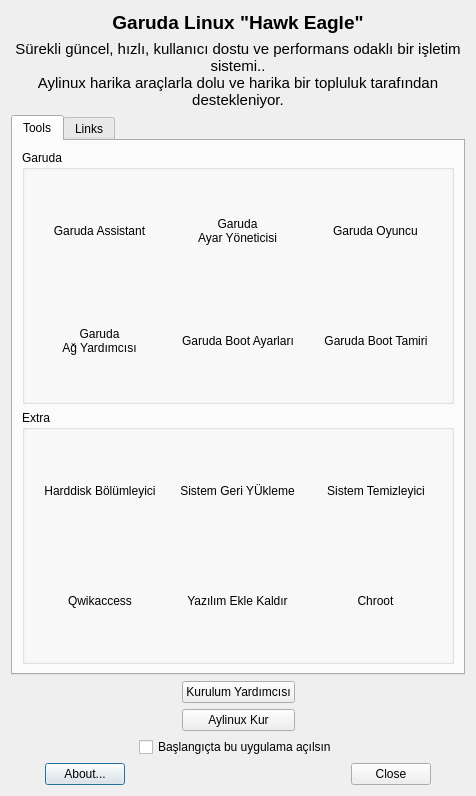
First picture: the form in garudawelcome.ui, repository oltulu/garuda-merhaba, before the edit.
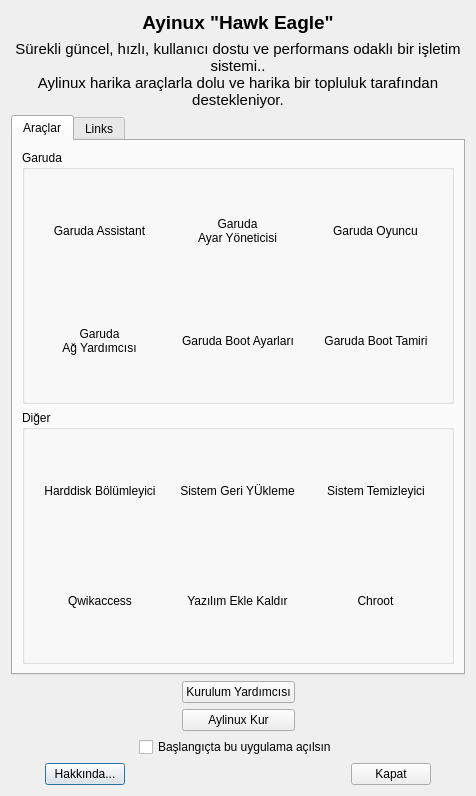
Second picture: the form after the edit. Icons and pictures are not drawn.

```diff
--- a/garudawelcome.ui
+++ b/garudawelcome.ui
@@ -50,7 +50,7 @@
      </property>
      <widget class="QWidget" name="tab_3">
       <attribute name="title">
-       <string>Tools</string>
+       <string>Araçlar</string>
       </attribute>
       <layout class="QGridLayout" name="gridLayout_3">
        <item row="0" column="0" colspan="2">
@@ -241,7 +241,7 @@
        <item row="1" column="0" colspan="2">
         <widget class="QGroupBox" name="groupBox">
          <property name="title">
-          <string>Extra</string>
+          <string>Diğer</string>
          </property>
          <layout class="QGridLayout" name="gridLayout_4">
           <item row="3" column="3" alignment="Qt::AlignHCenter">
@@ -901,7 +901,7 @@
         <string>Bu uygulama hakkında</string>
        </property>
        <property name="text">
-        <string>About...</string>
+        <string>Hakkında...</string>
        </property>
        <property name="icon">
         <iconset theme="help-about">
@@ -930,7 +930,7 @@
         <string>Uygulamayı Kapat</string>
        </property>
        <property name="text">
-        <string>Close</string>
+        <string>Kapat</string>
        </property>
        <property name="icon">
         <iconset theme="window-close">
@@ -956,7 +956,7 @@
    <item row="1" column="0" colspan="5">
     <widget class="QLabel" name="labelTitle">
      <property name="text">
-      <string>&lt;html&gt;&lt;head/&gt;&lt;body&gt;&lt;p align=&quot;center&quot;&gt;&lt;span style=&quot; font-size:14pt; font-weight:600;&quot;&gt;Garuda Linux &amp;quot;Hawk Eagle&amp;quot;&lt;/span&gt;&lt;/p&gt;&lt;/body&gt;&lt;/html&gt;</string>
+      <string>&lt;html&gt;&lt;head/&gt;&lt;body&gt;&lt;p align=&quot;center&quot;&gt;&lt;span style=&quot; font-size:14pt; font-weight:600;&quot;&gt;Ayinux &amp;quot;Hawk Eagle&amp;quot;&lt;/span&gt;&lt;/p&gt;&lt;/body&gt;&lt;/html&gt;</string>
      </property>
      <property name="alignment">
       <set>Qt::AlignCenter</set>
```
Left out of the diff: 2 changed lines with no effect on the pictures.
